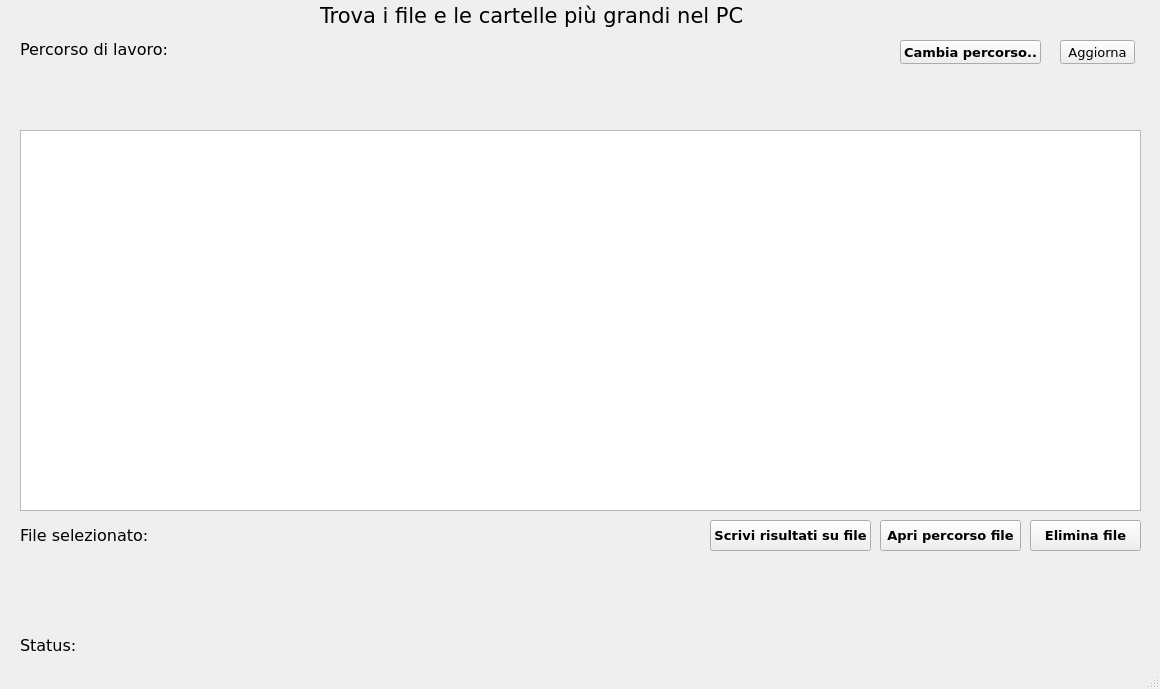
The window that findBiggestFiles.ui (jimponz/findBiggestFiles) describes before a commit, drawn with Qt 5.
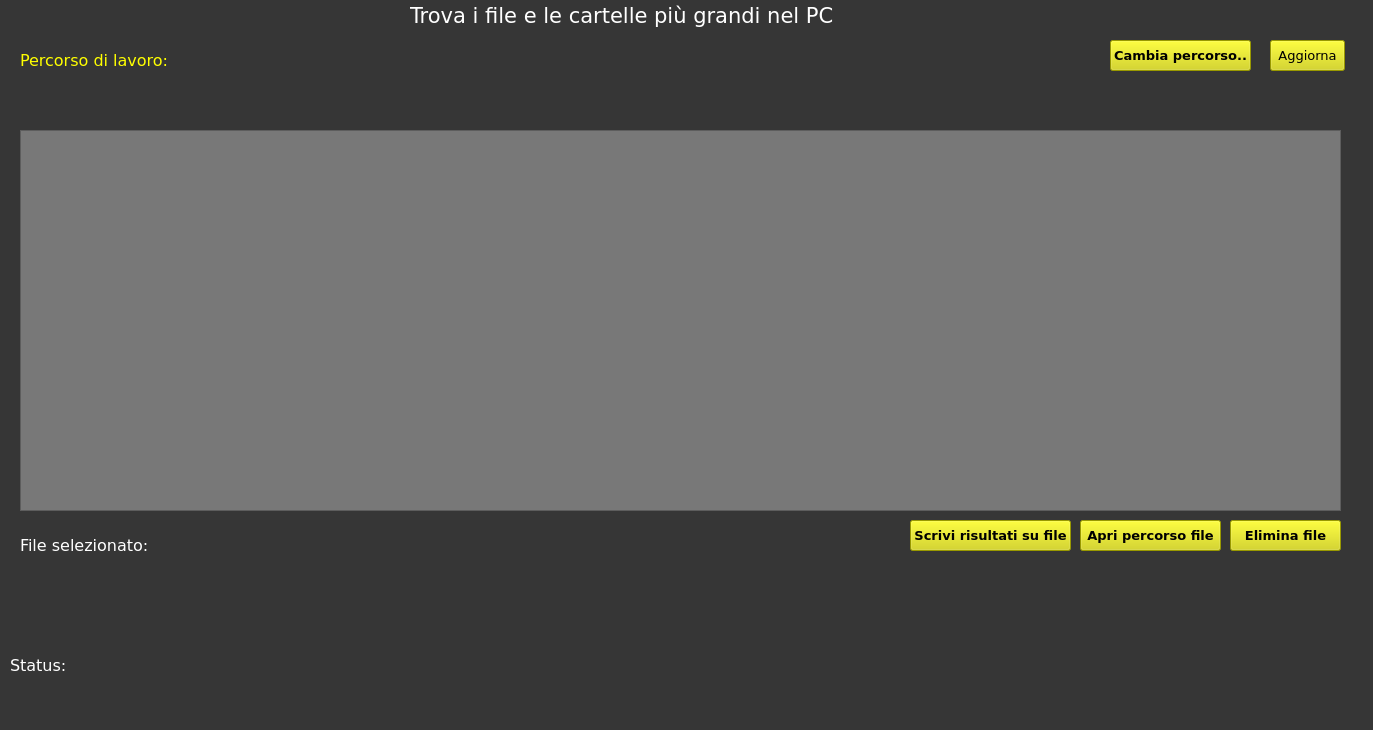
The same window after the commit.

```diff
--- a/findBiggestFiles.ui
+++ b/findBiggestFiles.ui
@@ -6,18 +6,28 @@
    <rect>
     <x>0</x>
     <y>0</y>
-    <width>1160</width>
-    <height>689</height>
+    <width>1373</width>
+    <height>730</height>
    </rect>
   </property>
+  <property name="sizePolicy">
+   <sizepolicy hsizetype="Minimum" vsizetype="Fixed">
+    <horstretch>0</horstretch>
+    <verstretch>0</verstretch>
+   </sizepolicy>
+  </property>
   <property name="windowTitle">
    <string>Trova i file più grandi nel PC</string>
   </property>
+  <property name="styleSheet">
+   <string notr="true">
+background-color: rgb(54, 54, 54);</string>
+  </property>
   <widget class="QWidget" name="centralwidget">
    <widget class="QLabel" name="labelTitle">
     <property name="geometry">
      <rect>
-      <x>320</x>
+      <x>410</x>
       <y>0</y>
       <width>441</width>
       <height>31</height>
@@ -29,6 +39,9 @@
       <pointsize>16</pointsize>
      </font>
     </property>
+    <property name="styleSheet">
+     <string notr="true">color: rgb(255, 255, 255);</string>
+    </property>
     <property name="text">
      <string>Trova i file e le cartelle più grandi nel PC</string>
     </property>
@@ -36,10 +49,10 @@
    <widget class="QPushButton" name="buttonDirChooser">
     <property name="geometry">
      <rect>
-      <x>900</x>
+      <x>1110</x>
       <y>40</y>
       <width>141</width>
-      <height>24</height>
+      <height>31</height>
      </rect>
     </property>
     <property name="font">
@@ -50,6 +63,9 @@
       <bold>true</bold>
      </font>
     </property>
+    <property name="styleSheet">
+     <string notr="true">background-color: rgb(214, 214, 0);</string>
+    </property>
     <property name="text">
      <string>Cambia percorso..</string>
     </property>
@@ -57,8 +73,8 @@
    <widget class="QLabel" name="labelPath">
     <property name="geometry">
      <rect>
-      <x>20</x>
-      <y>70</y>
+      <x>200</x>
+      <y>50</y>
       <width>891</width>
       <height>21</height>
      </rect>
@@ -69,6 +85,14 @@
       <pointsize>12</pointsize>
      </font>
     </property>
+    <property name="autoFillBackground">
+     <bool>false</bool>
+    </property>
+    <property name="styleSheet">
+     <string notr="true">
+
+color: rgb(255, 255, 255);</string>
+    </property>
     <property name="text">
      <string/>
     </property>
@@ -77,9 +101,9 @@
     <property name="geometry">
      <rect>
       <x>20</x>
-      <y>40</y>
+      <y>50</y>
       <width>159</width>
-      <height>18</height>
+      <height>21</height>
      </rect>
     </property>
     <property name="font">
@@ -88,6 +112,10 @@
       <pointsize>12</pointsize>
      </font>
     </property>
+    <property name="styleSheet">
+     <string notr="true">
+color: rgb(255, 255, 0);</string>
+    </property>
     <property name="text">
      <string>Percorso di lavoro: </string>
     </property>
@@ -95,9 +123,9 @@
    <widget class="QLabel" name="labelStatus">
     <property name="geometry">
      <rect>
-      <x>20</x>
-      <y>630</y>
-      <width>1021</width>
+      <x>10</x>
+      <y>650</y>
+      <width>1331</width>
       <height>31</height>
      </rect>
     </property>
@@ -107,6 +135,9 @@
       <pointsize>12</pointsize>
      </font>
     </property>
+    <property name="styleSheet">
+     <string notr="true">color: rgb(255, 255, 255);</string>
+    </property>
     <property name="text">
      <string>Status: </string>
     </property>
@@ -116,7 +147,7 @@
      <rect>
       <x>20</x>
       <y>130</y>
-      <width>1121</width>
+      <width>1321</width>
       <height>381</height>
      </rect>
     </property>
@@ -126,6 +157,11 @@
       <pointsize>10</pointsize>
      </font>
     </property>
+    <property name="styleSheet">
+     <string notr="true">color: rgb(255, 255, 255);
+
+background-color: rgb(120, 120, 120);</string>
+    </property>
    </widget>
    <widget class="QLabel" name="labelList">
     <property name="geometry">
@@ -142,6 +178,9 @@
       <pointsize>12</pointsize>
      </font>
     </property>
+    <property name="styleSheet">
+     <string notr="true">color: rgb(255, 255, 255);</string>
+    </property>
     <property name="text">
      <string/>
     </property>
@@ -149,10 +188,10 @@
    <widget class="QPushButton" name="buttonRefresh">
     <property name="geometry">
      <rect>
-      <x>1060</x>
+      <x>1270</x>
       <y>40</y>
       <width>75</width>
-      <height>24</height>
+      <height>31</height>
      </rect>
     </property>
     <property name="font">
@@ -163,6 +202,9 @@
       <bold>false</bold>
      </font>
     </property>
+    <property name="styleSheet">
+     <string notr="true">background-color: rgb(214, 214, 0);</string>
+    </property>
     <property name="text">
      <string>Aggiorna</string>
     </property>
@@ -171,7 +213,7 @@
     <property name="geometry">
      <rect>
       <x>20</x>
-      <y>520</y>
+      <y>530</y>
       <width>141</width>
       <height>31</height>
      </rect>
@@ -182,38 +224,28 @@
       <pointsize>12</pointsize>
      </font>
     </property>
+    <property name="styleSheet">
+     <string notr="true">color: rgb(255, 255, 255);</string>
+    </property>
     <property name="text">
      <string>File selezionato: </string>
     </property>
    </widget>
-   <widget class="QLabel" name="labelKeysPath">
-    <property name="geometry">
-     <rect>
-      <x>20</x>
-      <y>560</y>
-      <width>1121</width>
-      <height>21</height>
-     </rect>
-    </property>
-    <property name="font">
-     <font>
-      <family>Verdana</family>
-      <pointsize>12</pointsize>
-     </font>
-    </property>
-    <property name="text">
-     <string/>
-    </property>
-   </widget>
    <widget class="QPushButton" name="buttonDelete">
     <property name="geometry">
      <rect>
-      <x>1030</x>
+      <x>1230</x>
       <y>520</y>
       <width>111</width>
       <height>31</height>
      </rect>
     </property>
+    <property name="sizePolicy">
+     <sizepolicy hsizetype="Maximum" vsizetype="Fixed">
+      <horstretch>0</horstretch>
+      <verstretch>0</verstretch>
+     </sizepolicy>
+    </property>
     <property name="font">
      <font>
       <family>Verdana</family>
@@ -222,6 +254,9 @@
       <bold>true</bold>
      </font>
     </property>
+    <property name="styleSheet">
+     <string notr="true">background-color: rgb(214, 214, 0);</string>
+    </property>
     <property name="text">
      <string>Elimina file</string>
     </property>
@@ -230,9 +265,9 @@
     <property name="geometry">
      <rect>
       <x>20</x>
-      <y>560</y>
-      <width>1111</width>
-      <height>21</height>
+      <y>580</y>
+      <width>1321</width>
+      <height>16</height>
      </rect>
     </property>
     <property name="font">
@@ -241,6 +276,9 @@
       <pointsize>12</pointsize>
      </font>
     </property>
+    <property name="styleSheet">
+     <string notr="true">color: rgb(255, 255, 255);</string>
+    </property>
     <property name="text">
      <string/>
     </property>
@@ -248,12 +286,18 @@
    <widget class="QPushButton" name="buttonFolder">
     <property name="geometry">
      <rect>
-      <x>880</x>
+      <x>1080</x>
       <y>520</y>
       <width>141</width>
       <height>31</height>
      </rect>
     </property>
+    <property name="sizePolicy">
+     <sizepolicy hsizetype="Maximum" vsizetype="Fixed">
+      <horstretch>0</horstretch>
+      <verstretch>0</verstretch>
+     </sizepolicy>
+    </property>
     <property name="font">
      <font>
       <family>Verdana</family>
@@ -262,6 +306,9 @@
       <bold>true</bold>
      </font>
     </property>
+    <property name="styleSheet">
+     <string notr="true">background-color: rgb(214, 214, 0);</string>
+    </property>
     <property name="text">
      <string>Apri percorso file</string>
     </property>
@@ -269,12 +316,18 @@
    <widget class="QPushButton" name="buttonWrite">
     <property name="geometry">
      <rect>
-      <x>710</x>
+      <x>910</x>
       <y>520</y>
       <width>161</width>
       <height>31</height>
      </rect>
     </property>
+    <property name="sizePolicy">
+     <sizepolicy hsizetype="Maximum" vsizetype="Fixed">
+      <horstretch>0</horstretch>
+      <verstretch>0</verstretch>
+     </sizepolicy>
+    </property>
     <property name="font">
      <font>
       <family>Verdana</family>
@@ -283,6 +336,9 @@
       <bold>true</bold>
      </font>
     </property>
+    <property name="styleSheet">
+     <string notr="true">background-color: rgb(214, 214, 0);</string>
+    </property>
     <property name="text">
      <string>Scrivi risultati su file</string>
     </property>
```
Left out of the diff: 2 changed lines with no effect on the pictures.
